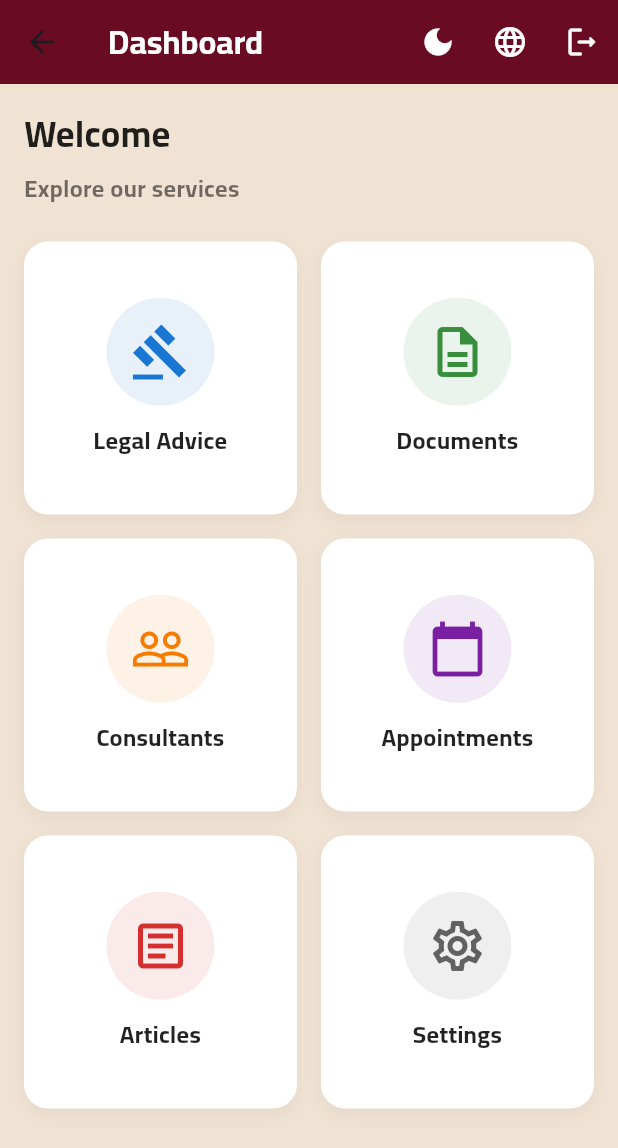
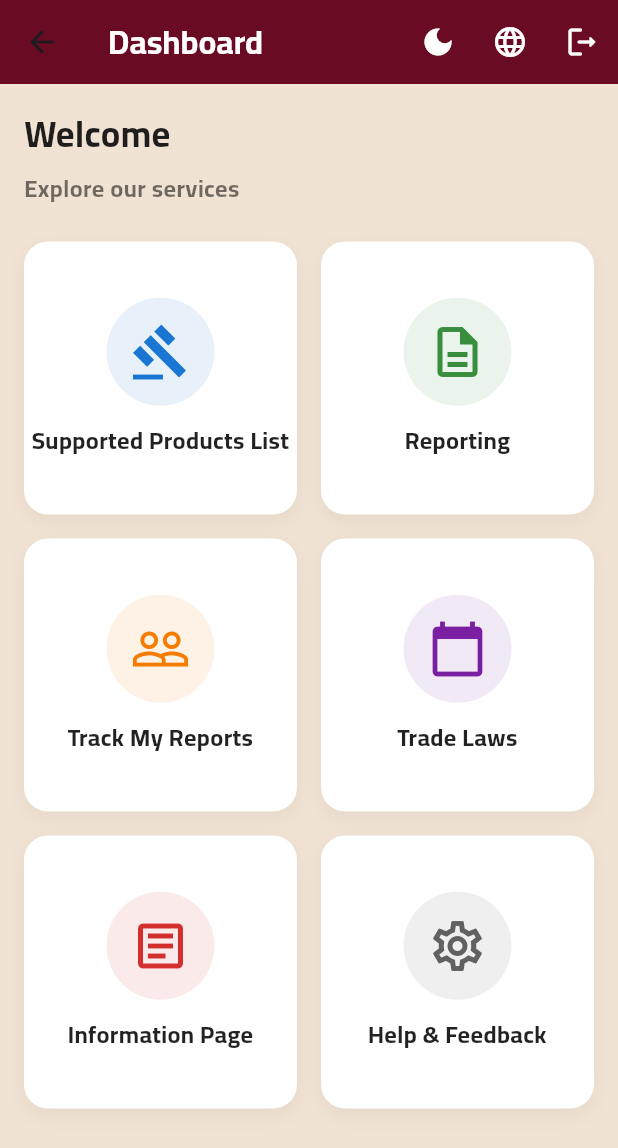
Before and after one commit to MosalahDJ/TradeLaw, a Flutter app: the HomePage screen opened by its route, on a phone screen of 412 x 824 dp. Shown: the top 1148 px of the screen. Run offline on Flutter 3.47's test engine with Material 3 defaults, Android fonts, the phone set to English and light mode, and no system bars; our stand-ins replace awesome_dialog, get, shared_preferences; accounts and stored records are empty.

Commit message:
fix(localization): correct typo in translation key and update home page titles
Fix the typo in the translation key 'help&fedback' to 'help&feedback' and update the titles in the home page to match the correct translation keys. This ensures consistency and proper localization across the application.

```diff
--- a/lib/core/localization/translations.dart
+++ b/lib/core/localization/translations.dart
@@ -67,7 +67,7 @@ class Messages extends Translations {
       'report_tracking': 'Track My Reports',
       'law_info': 'Trade Laws',
       'info': 'Information Page',
-      'help&fedback': 'Help & Feedback',
+      'help&feedback': 'Help & Feedback',
     },
     'ar': {
       // Authentication - Old Words
--- a/lib/features/view/home/home_page.dart
+++ b/lib/features/view/home/home_page.dart
@@ -161,7 +161,7 @@ class HomePage extends StatelessWidget {
                     children: [
                       _buildGridItem(
                         icon: Icons.gavel,
-                        title: 'Legal Advice'.tr,
+                        title: 'products'.tr,
                         color: Colors.blue.shade700,
                         onTap: () {
                           // Navigate to legal advice screen
@@ -169,7 +169,7 @@ class HomePage extends StatelessWidget {
                       ),
                       _buildGridItem(
                         icon: Icons.description_outlined,
-                        title: 'Documents'.tr,
+                        title: 'reporting'.tr,
                         color: Colors.green.shade700,
                         onTap: () {
                           // Navigate to documents screen
@@ -177,7 +177,7 @@ class HomePage extends StatelessWidget {
                       ),
                       _buildGridItem(
                         icon: Icons.people_outline,
-                        title: 'Consultants'.tr,
+                        title: 'report_tracking'.tr,
                         color: Colors.orange.shade700,
                         onTap: () {
                           // Navigate to consultants screen
@@ -185,7 +185,7 @@ class HomePage extends StatelessWidget {
                       ),
                       _buildGridItem(
                         icon: Icons.calendar_today,
-                        title: 'Appointments'.tr,
+                        title: 'law_info'.tr,
                         color: Colors.purple.shade700,
                         onTap: () {
                           // Navigate to appointments screen
@@ -193,7 +193,7 @@ class HomePage extends StatelessWidget {
                       ),
                       _buildGridItem(
                         icon: Icons.article_outlined,
-                        title: 'Articles'.tr,
+                        title: 'info'.tr,
                         color: Colors.red.shade700,
                         onTap: () {
                           // Navigate to articles screen
@@ -201,7 +201,7 @@ class HomePage extends StatelessWidget {
                       ),
                       _buildGridItem(
                         icon: Icons.settings_outlined,
-                        title: 'Settings'.tr,
+                        title: 'help&feedback'.tr,
                         color: Colors.grey.shade700,
                         onTap: () {
                           // Navigate to settings screen
```
